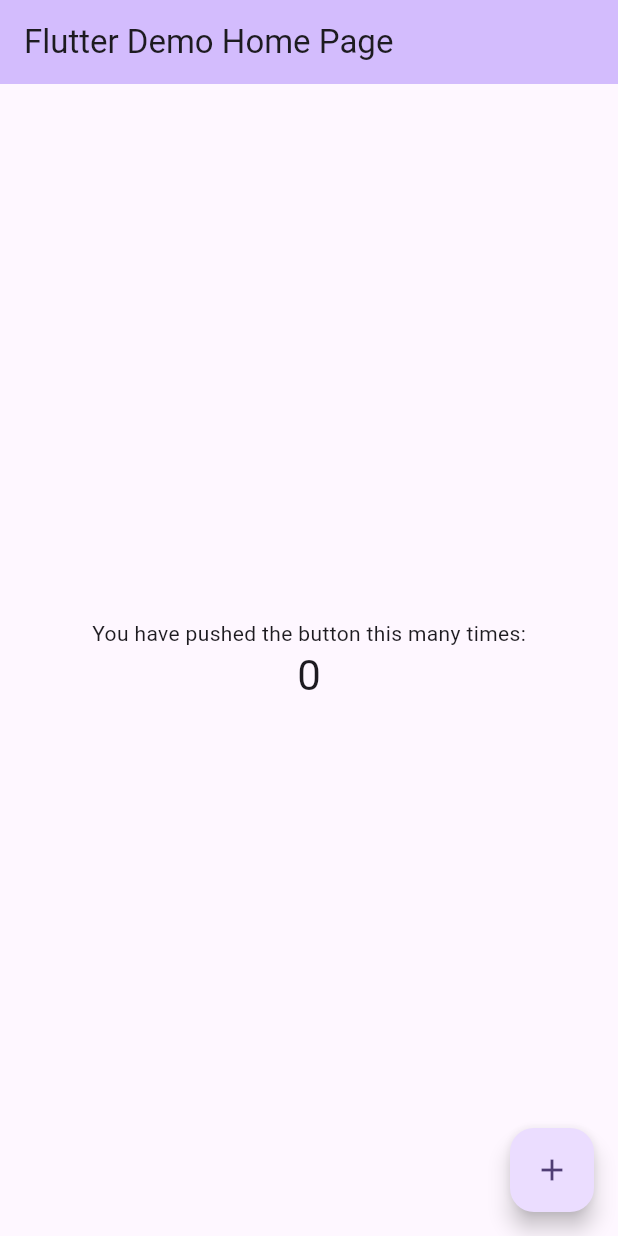
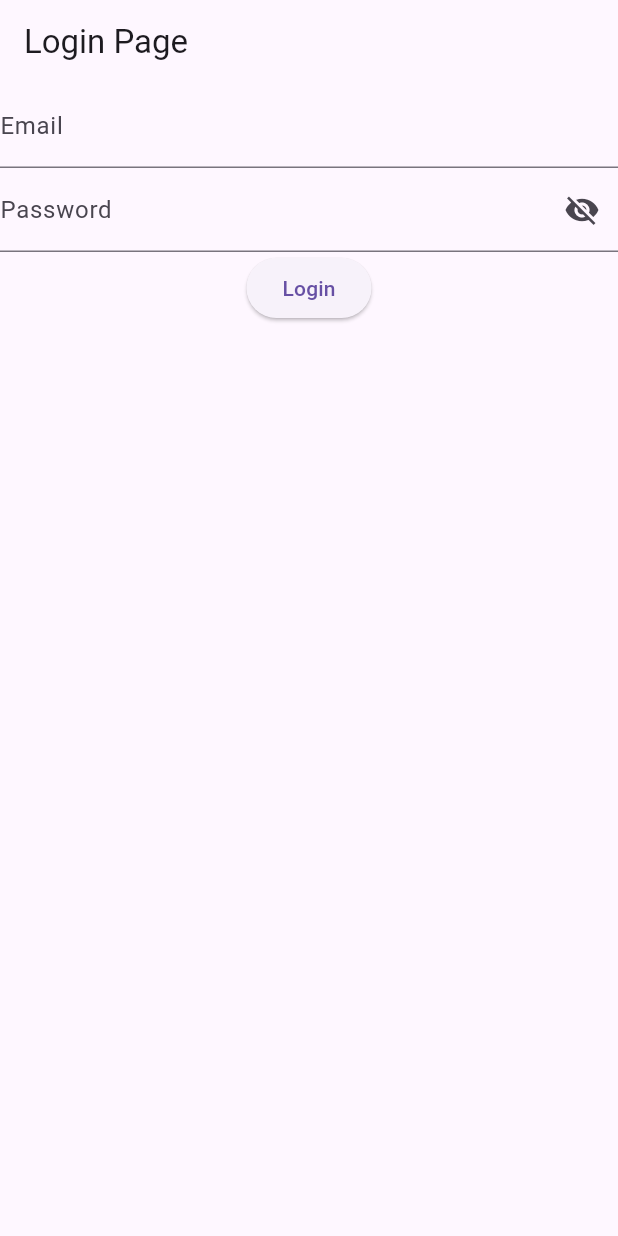
Before and after one commit to Joangeline/Mobile-Dev-Project, a Flutter app: the screen it shows after launch, on a phone screen of 412 x 824 dp. Run offline on Flutter 3.47's test engine with Material 3 defaults, Android fonts, the phone set to English and light mode, and no system bars.

Commit message:
Lib update

```diff
--- a/mov_dev_project/lib/main.dart
+++ b/mov_dev_project/lib/main.dart
@@ -1,125 +1,18 @@
 import 'package:flutter/material.dart';
+import 'routes.dart';
 
 void main() {
   runApp(const MyApp());
 }
 
 class MyApp extends StatelessWidget {
-  const MyApp({super.key});
+  const MyApp({Key? key}) : super(key: key);
 
-  // This widget is the root of your application.
   @override
   Widget build(BuildContext context) {
-    return MaterialApp(
-      title: 'Flutter Demo',
-      theme: ThemeData(
-        // This is the theme of your application.
-        //
-        // TRY THIS: Try running your application with "flutter run". You'll see
-        // the application has a blue toolbar. Then, without quitting the app,
-        // try changing the seedColor in the colorScheme below to Colors.green
-        // and then invoke "hot reload" (save your changes or press the "hot
-        // reload" button in a Flutter-supported IDE, or press "r" if you used
-        // the command line to start the app).
-        //
-        // Notice that the counter didn't reset back to zero; the application
-        // state is not lost during the reload. To reset the state, use hot
-        // restart instead.
-        //
-        // This works for code too, not just values: Most code changes can be
-        // tested with just a hot reload.
-        colorScheme: ColorScheme.fromSeed(seedColor: Colors.deepPurple),
-        useMaterial3: true,
-      ),
-      home: const MyHomePage(title: 'Flutter Demo Home Page'),
+    return const MaterialApp(
+      initialRoute: '/login',
+      onGenerateRoute: RouteGenerator.generateRoute,
     );
   }
 }
-
-class MyHomePage extends StatefulWidget {
-  const MyHomePage({super.key, required this.title});
-
-  // This widget is the home page of your application. It is stateful, meaning
-  // that it has a State object (defined below) that contains fields that affect
-  // how it looks.
-
-  // This class is the configuration for the state. It holds the values (in this
-  // case the title) provided by the parent (in this case the App widget) and
-  // used by the build method of the State. Fields in a Widget subclass are
-  // always marked "final".
-
-  final String title;
-
-  @override
-  State<MyHomePage> createState() => _MyHomePageState();
-}
-
-class _MyHomePageState extends State<MyHomePage> {
-  int _counter = 0;
-
-  void _incrementCounter() {
-    setState(() {
-      // This call to setState tells the Flutter framework that something has
-      // changed in this State, which causes it to rerun the build method below
-      // so that the display can reflect the updated values. If we changed
-      // _counter without calling setState(), then the build method would not be
-      // called again, and so nothing would appear to happen.
-      _counter++;
-    });
-  }
-
-  @override
-  Widget build(BuildContext context) {
-    // This method is rerun every time setState is called, for instance as done
-    // by the _incrementCounter method above.
-    //
-    // The Flutter framework has been optimized to make rerunning build methods
-    // fast, so that you can just rebuild anything that needs updating rather
-    // than having to individually change instances of widgets.
-    return Scaffold(
-      appBar: AppBar(
-        // TRY THIS: Try changing the color here to a specific color (to
-        // Colors.amber, perhaps?) and trigger a hot reload to see the AppBar
-        // change color while the other colors stay the same.
-        backgroundColor: Theme.of(context).colorScheme.inversePrimary,
-        // Here we take the value from the MyHomePage object that was created by
-        // the App.build method, and use it to set our appbar title.
-        title: Text(widget.title),
-      ),
-      body: Center(
-        // Center is a layout widget. It takes a single child and positions it
-        // in the middle of the parent.
-        child: Column(
-          // Column is also a layout widget. It takes a list of children and
-          // arranges them vertically. By default, it sizes itself to fit its
-          // children horizontally, and tries to be as tall as its parent.
-          //
-          // Column has various properties to control how it sizes itself and
-          // how it positions its children. Here we use mainAxisAlignment to
-          // center the children vertically; the main axis here is the vertical
-          // axis because Columns are vertical (the cross axis would be
-          // horizontal).
-          //
-          // TRY THIS: Invoke "debug painting" (choose the "Toggle Debug Paint"
-          // action in the IDE, or press "p" in the console), to see the
-          // wireframe for each widget.
-          mainAxisAlignment: MainAxisAlignment.center,
-          children: <Widget>[
-            const Text(
-              'You have pushed the button this many times:',
-            ),
-            Text(
-              '$_counter',
-              style: Theme.of(context).textTheme.headlineMedium,
-            ),
-          ],
-        ),
-      ),
-      floatingActionButton: FloatingActionButton(
-        onPressed: _incrementCounter,
-        tooltip: 'Increment',
-        child: const Icon(Icons.add),
-      ), // This trailing comma makes auto-formatting nicer for build methods.
-    );
-  }
-}
--- /dev/null
+++ b/mov_dev_project/lib/routes.dart
@@ -0,0 +1,39 @@
+import 'package:flutter/material.dart';
+import 'screens/login_page.dart';
+import 'screens/home_page.dart';
+import 'screens/dashboard_page.dart';
+// ignore: library_prefixes
+import 'screens/details_page.dart' as DetailsPage;
+import 'screens/settings_page.dart';
+import 'screens/randomizer_page.dart';
+import 'screens/search_key_page.dart';
+
+class RouteGenerator {
+  static Route<dynamic> generateRoute(RouteSettings settings) {
+    switch (settings.name) {
+      case '/login':
+        return MaterialPageRoute(builder: (_) => const LoginPage());
+      case '/home':
+        return MaterialPageRoute(builder: (_) => const HomePage());
+      case '/dashboard':
+        return MaterialPageRoute(builder: (_) => const DashboardPage());
+      case '/details':
+        return MaterialPageRoute(
+          builder: (_) => const DetailsPage.DetailsPage(
+            slipId: 0,
+            advice: "",
+          ),
+        );
+      case '/settings':
+        return MaterialPageRoute(builder: (_) => const SettingsPage());
+      case '/randomizer':
+        return MaterialPageRoute(builder: (_) => const RandomizerPage());
+      case '/searchKey':
+        return MaterialPageRoute(builder: (_) => const SearchKeyPage());
+      default:
+        return MaterialPageRoute(
+          builder: (_) => const HomePage(),
+        );
+    }
+  }
+}
--- /dev/null
+++ b/mov_dev_project/lib/screens/login_page.dart
@@ -0,0 +1,69 @@
+import 'package:flutter/material.dart';
+
+class LoginPage extends StatefulWidget {
+  final String title;
+  final String emailLabel;
+  final String passwordLabel;
+  final String loginButtonLabel;
+
+  const LoginPage({
+    Key? key,
+    this.title = 'Login Page',
+    this.emailLabel = 'Email',
+    this.passwordLabel = 'Password',
+    this.loginButtonLabel = 'Login',
+  }) : super(key: key);
+
+  @override
+  // ignore: library_private_types_in_public_api
+  _LoginPageState createState() => _LoginPageState();
+}
+
+class _LoginPageState extends State<LoginPage> {
+  final TextEditingController emailController =
+      TextEditingController(); // Added type annotation
+  final TextEditingController passwordController =
+      TextEditingController(); // Added type annotation
+  bool showPassword = false;
+
+  @override
+  Widget build(BuildContext context) {
+    return Scaffold(
+      appBar: AppBar(
+        title: Text(widget.title),
+        automaticallyImplyLeading: false,
+      ),
+      body: Column(
+        children: [
+          TextField(
+            controller: emailController,
+            keyboardType: TextInputType.emailAddress,
+            decoration: InputDecoration(labelText: widget.emailLabel),
+          ),
+          TextField(
+            controller: passwordController,
+            obscureText: !showPassword,
+            decoration: InputDecoration(
+              labelText: widget.passwordLabel,
+              suffixIcon: IconButton(
+                icon: Icon(
+                    showPassword ? Icons.visibility : Icons.visibility_off),
+                onPressed: () {
+                  setState(() {
+                    showPassword = !showPassword;
+                  });
+                },
+              ),
+            ),
+          ),
+          ElevatedButton(
+            onPressed: () {
+              Navigator.pushReplacementNamed(context, '/home');
+            },
+            child: Text(widget.loginButtonLabel),
+          ),
+        ],
+      ),
+    );
+  }
+}
```
Also changed, not shown: mov_dev_project/lib/screens/dashboard_page.dart (added, +100 -0 lines), mov_dev_project/lib/screens/details_page.dart (added, +43 -0 lines), mov_dev_project/lib/screens/home_page.dart (added, +89 -0 lines), mov_dev_project/lib/screens/randomizer_page.dart (added, +56 -0 lines), mov_dev_project/lib/screens/search_key_page.dart (added, +117 -0 lines), mov_dev_project/lib/screens/settings_page.dart (added, +23 -0 lines).
